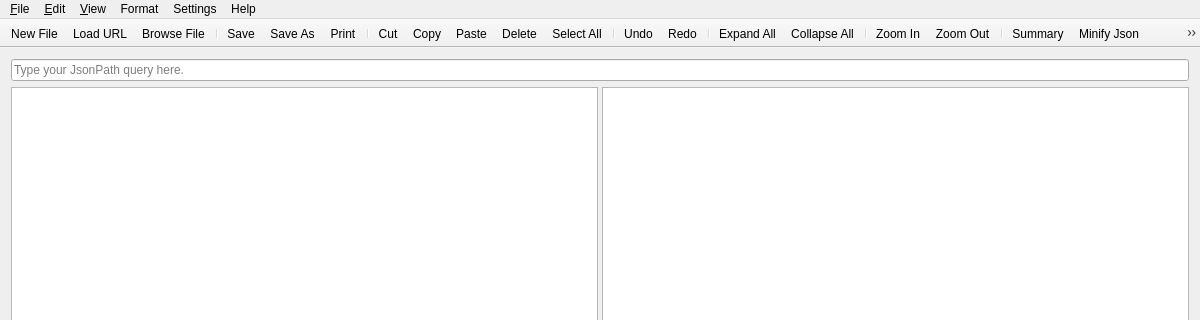
Above: MainWindow.ui from CYB3RPHO3NIX/Json-Visualizer before the change; both pictures show x 0 to 1200 and y 0 to 320 of the 1200 by 700 pixel window. Below: the same form after it.
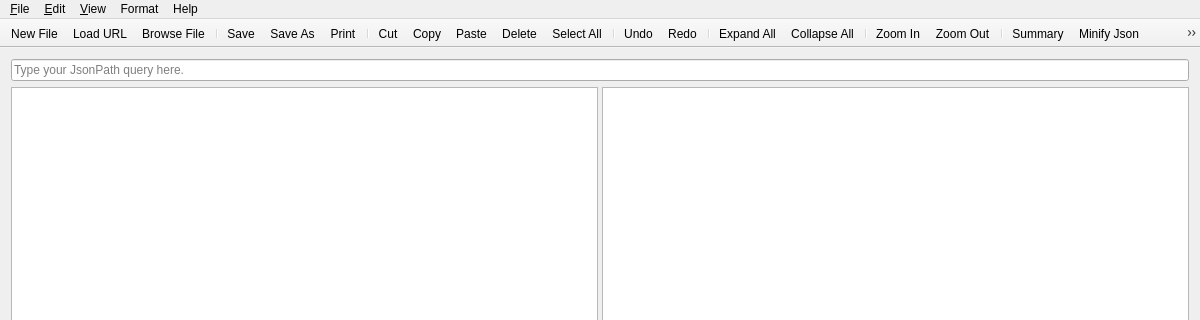
That is the form after the change. Icons and pictures are not drawn.

Patch:
```diff
--- a/MainWindow.ui
+++ b/MainWindow.ui
@@ -146,12 +146,6 @@
     <addaction name="actionMinify_Json"/>
     <addaction name="menuConvert_To"/>
    </widget>
-   <widget class="QMenu" name="menuSettings">
-    <property name="title">
-     <string>Settings</string>
-    </property>
-    <addaction name="actionPreference"/>
-   </widget>
    <widget class="QMenu" name="menuHelp">
     <property name="title">
      <string>Help</string>
@@ -162,7 +156,6 @@
    <addaction name="menu_Edit"/>
    <addaction name="menu_View"/>
    <addaction name="menuFormat"/>
-   <addaction name="menuSettings"/>
    <addaction name="menuHelp"/>
   </widget>
   <widget class="QToolBar" name="mainToolBar">
```
Left out of the diff: 9 changed lines with no effect on the pictures.
